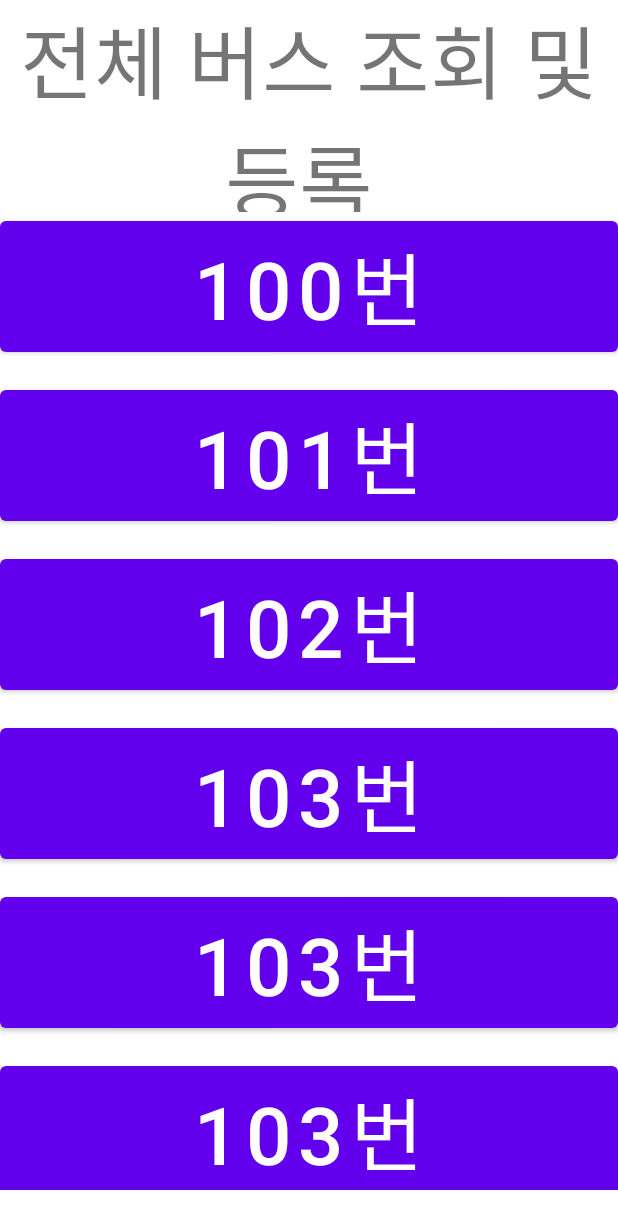
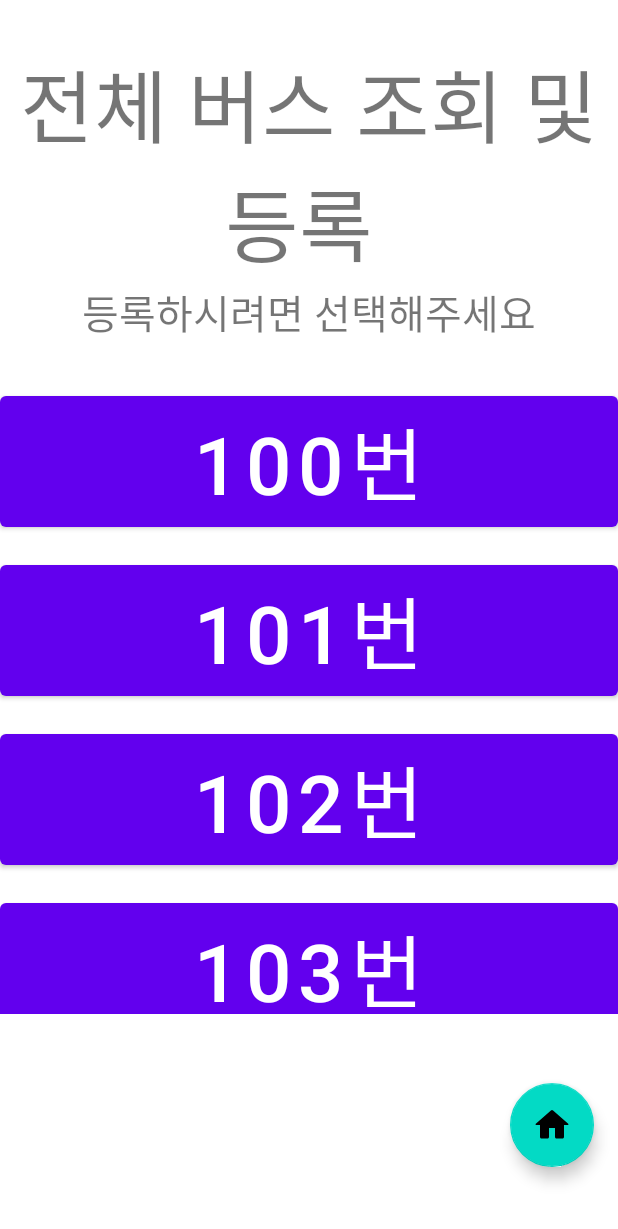
Before and after one commit to hoyeong-s/B_Us, an Android app: the BusList screen opened directly, with no data from a screen before it, on a phone screen of 412 x 824 dp. Shown: the top 1229 px of the screen. Run offline under Robolectric (Android 15) with nearby library versions, the phone set to English and light mode, and no system bars.

Commit message:
[feat] floatingActionButton, Speak page

```diff
--- a/app/src/main/java/ssafy/third/bus/Alarm.java
+++ b/app/src/main/java/ssafy/third/bus/Alarm.java
@@ -36,6 +36,10 @@ public class Alarm extends AppCompatActivity implements Alarm_Adapter.OnBtnClick
         list = new ArrayList<>();
         list.add("100번");
         list.add("101번");
+        list.add("100번");
+        list.add("101번");
+        list.add("100번");
+
 
         adapter = new Alarm_Adapter(list,this);
 
--- a/app/src/main/java/ssafy/third/bus/BusList.java
+++ b/app/src/main/java/ssafy/third/bus/BusList.java
@@ -33,18 +33,6 @@ public class BusList extends AppCompatActivity implements BusList_Adapter.OnBtnC
         list.add("102번");
         list.add("103번");
         list.add("103번");
-        list.add("103번");
-        list.add("103번");
-        list.add("103번");
-        list.add("103번");
-        list.add("103번");
-        list.add("103번");
-        list.add("103번");
-        list.add("103번");
-        list.add("103번");
-        list.add("103번");
-        list.add("103번");
-        list.add("103번");
 
 
 
--- a/app/src/main/res/layout/activity_buslist.xml
+++ b/app/src/main/res/layout/activity_buslist.xml
@@ -38,10 +38,12 @@
     <androidx.recyclerview.widget.RecyclerView
         android:id="@+id/recyclerView"
         android:layout_width="match_parent"
-        android:layout_height="wrap_content"
+        android:layout_height="0dp"
         android:layout_gravity="center"
         android:gravity="center"
-        android:layout_weight="3"/>
+        android:layout_weight="7"
+        app:layout_constrainedHeight="true"
+        />
 
     <LinearLayout
         android:layout_width="match_parent"
@@ -56,7 +58,10 @@
             android:layout_gravity="end|center_vertical"
             android:layout_margin="16dp"
             android:src="@drawable/icon_home"
-            app:fabSize="normal" />
+            app:fabSize="normal"
+            android:contentDescription="@string/home"
+            />
+
     </LinearLayout>
 
 </LinearLayout>
--- a/app/src/main/res/values/strings.xml
+++ b/app/src/main/res/values/strings.xml
@@ -1,5 +1,6 @@
 <resources>
-    <string name="app_name">bus</string>
+    <string name="app_name">B.Us</string>
+    <string name="home">홈 </string>
     <!-- TODO: Remove or change this placeholder text -->
     <string name="hello_blank_fragment">Hello blank fragment</string>
 </resources>
```
Also changed, not shown: app/src/main/AndroidManifest.xml (+5 -3 lines), app/src/main/res/layout/activity_alarm.xml (+6 -3 lines).
